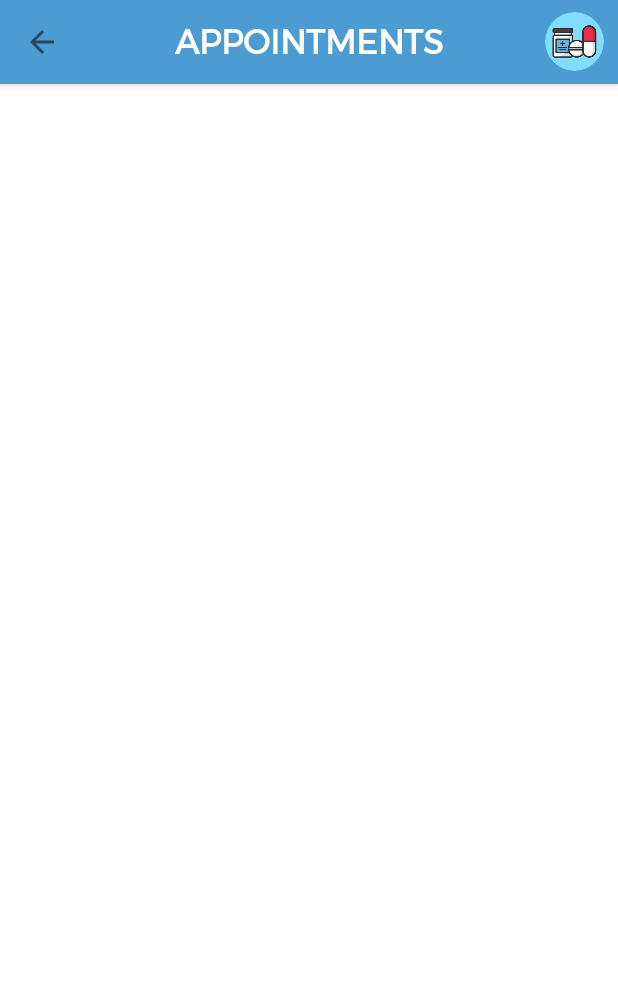
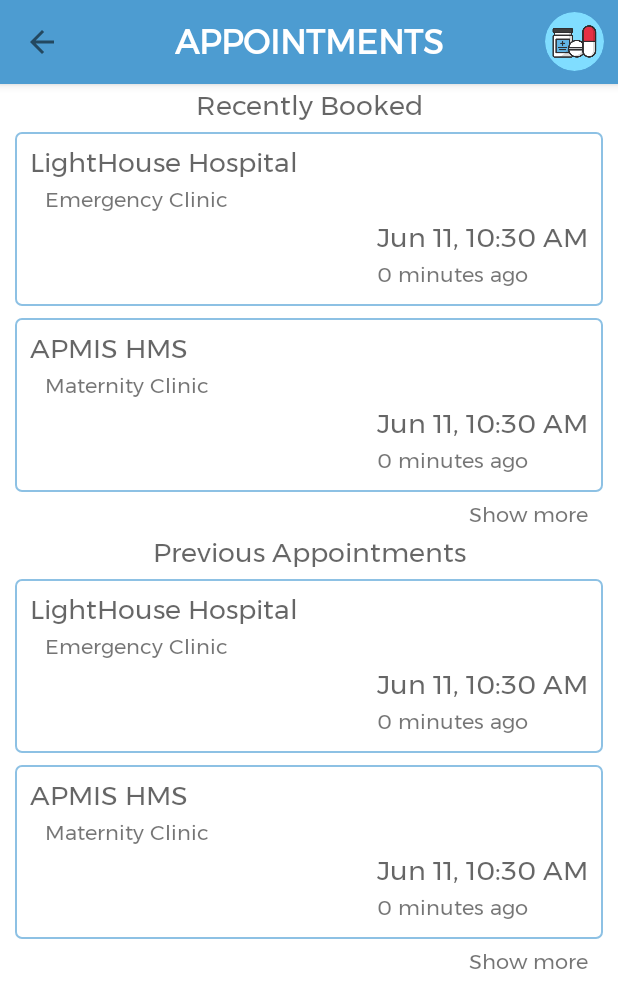
Before and after one commit to APMIS-HMS/cepdroid, an Android app: the fragment AppointmentFragment placed in its activity, on a phone screen of 412 x 824 dp. Shown: the top 1008 px of the screen. Run offline under Robolectric (Android 15) with nearby library versions, the phone set to English and light mode, and no system bars; our stand-ins replace ButterKnife, CircleImageView, Room's generated code, Volley; libraries missing offline, so code that uses them is left out: com.firebase.jobdispatcher.

Commit message:
Appointment list and adapter set up

```diff
--- /dev/null
+++ b/app/src/main/java/ng/apmis/apmismobile/data/database/appointmentModel/Appointments.java
@@ -0,0 +1,51 @@
+package ng.apmis.apmismobile.data.database.appointmentModel;
+
+/**
+ * Created by Thadeus-APMIS on 6/11/2018.
+ */
+
+public class Appointments {
+
+    private String facilityName;
+    private String clinicName;
+    private long appointmentDateTime;
+
+    public Appointments(String facilityName, String clinicName, long appointmentDateTime) {
+        this.facilityName = facilityName;
+        this.clinicName = clinicName;
+        this.appointmentDateTime = appointmentDateTime;
+    }
+
+    public String getFacilityName() {
+        return facilityName;
+    }
+
+    public void setFacilityName(String facilityName) {
+        this.facilityName = facilityName;
+    }
+
+    public String getClinicName() {
+        return clinicName;
+    }
+
+    public void setClinicName(String clinicName) {
+        this.clinicName = clinicName;
+    }
+
+    public long getAppointmentDateTime() {
+        return appointmentDateTime;
+    }
+
+    public void setAppointmentDateTime(long appointmentDateTime) {
+        this.appointmentDateTime = appointmentDateTime;
+    }
+
+    @Override
+    public String toString() {
+        return "Appointments{" +
+                "facilityName='" + facilityName + '\'' +
+                ", clinicName='" + clinicName + '\'' +
+                ", appointmentDateTime=" + appointmentDateTime +
+                '}';
+    }
+}
--- /dev/null
+++ b/app/src/main/java/ng/apmis/apmismobile/ui/dashboard/appointment/AppointmentAdapter.java
@@ -0,0 +1,93 @@
+package ng.apmis.apmismobile.ui.dashboard.appointment;
+
+import android.content.Context;
+import android.support.annotation.NonNull;
+import android.support.v7.widget.RecyclerView;
+import android.text.format.DateUtils;
+import android.view.LayoutInflater;
+import android.view.View;
+import android.view.ViewGroup;
+import android.widget.TextView;
+
+import java.util.ArrayList;
+import java.util.Date;
+
+import ng.apmis.apmismobile.R;
+import ng.apmis.apmismobile.data.database.appointmentModel.Appointments;
+
+import static android.text.format.DateUtils.FORMAT_SHOW_TIME;
+
+/**
+ * Created by Thadeus-APMIS on 6/11/2018.
+ */
+
+public class AppointmentAdapter extends RecyclerView.Adapter<AppointmentAdapter.AppointmentViewHolder> {
+
+    private Context mContext;
+    public ArrayList<Appointments> appointmentList;
+    int num = 1;
+
+    AppointmentAdapter(Context context) {
+        mContext = context;
+        appointmentList = new ArrayList<Appointments>();
+    }
+
+    void setAppointmentList(ArrayList<Appointments> appointmentList) {
+        this.appointmentList = appointmentList;
+        notifyDataSetChanged();
+    }
+
+    void addToAppointmentList (Appointments appointment) {
+        this.appointmentList.add(appointment);
+        notifyDataSetChanged();
+    }
+
+
+    @NonNull
+    @Override
+    public AppointmentViewHolder onCreateViewHolder(@NonNull ViewGroup parent, int viewType) {
+        return new AppointmentViewHolder(LayoutInflater.from(mContext).inflate(R.layout.appointment_list_item, parent, false));
+    }
+
+    @Override
+    public void onBindViewHolder(@NonNull AppointmentViewHolder holder, int position) {
+        Appointments currentAppointment = appointmentList.get(position);
+        holder.facilityNameTv.setText(currentAppointment.getFacilityName());
+        holder.clinicNameTv.setText(currentAppointment.getClinicName());
+        holder.appointmentDateTv.setText(DateUtils.getRelativeDateTimeString(mContext, currentAppointment.getAppointmentDateTime(),0,0, FORMAT_SHOW_TIME));
+        holder.appointmentTimeTv.setText(DateUtils.getRelativeTimeSpanString(currentAppointment.getAppointmentDateTime()));
+
+    }
+
+    @Override
+    public int getItemViewType(int position) {
+        if (appointmentList.get(position).getAppointmentDateTime() == new Date().getTime()) {
+            return 0;
+        } else {
+            return 1;
+        }
+    }
+
+    @Override
+    public int getItemCount() {
+        if (num * 2 > appointmentList.size()) {
+            return appointmentList.size();
+        }
+        return num * 2;
+    }
+
+    class AppointmentViewHolder extends RecyclerView.ViewHolder {
+
+        TextView facilityNameTv, clinicNameTv, appointmentDateTv, appointmentTimeTv;
+
+        AppointmentViewHolder(View itemView) {
+            super(itemView);
+
+            facilityNameTv = itemView.findViewById(R.id.facility_name_tv);
+            clinicNameTv = itemView.findViewById(R.id.clinic_name_tv);
+            appointmentDateTv = itemView.findViewById(R.id.appointment_date_tv);
+            appointmentTimeTv = itemView.findViewById(R.id.appointment_time_tv);
+        }
+
+    }
+}
--- a/app/src/main/java/ng/apmis/apmismobile/ui/dashboard/appointment/AppointmentFragment.java
+++ b/app/src/main/java/ng/apmis/apmismobile/ui/dashboard/appointment/AppointmentFragment.java
@@ -4,26 +4,64 @@ import android.os.Bundle;
 import android.support.annotation.NonNull;
 import android.support.annotation.Nullable;
 import android.support.v4.app.Fragment;
+import android.support.v7.widget.LinearLayoutManager;
+import android.support.v7.widget.RecyclerView;
 import android.view.LayoutInflater;
 import android.view.View;
 import android.view.ViewGroup;
+import android.widget.TextView;
+import android.widget.Toast;
+
+import java.util.ArrayList;
+import java.util.Date;
 
 import ng.apmis.apmismobile.R;
+import ng.apmis.apmismobile.data.database.appointmentModel.Appointments;
 import ng.apmis.apmismobile.ui.dashboard.DashboardActivity;
 
 /**
  * Created by Thadeus-APMIS on 6/8/2018.
  */
 
-public class AppointmentFragment extends Fragment {
+public class AppointmentFragment extends Fragment implements View.OnClickListener {
+
+    AppointmentAdapterInteraction appointmentAdapterInteractionListener;
+    AppointmentAdapter appointmentAdapterForRecent;
+    AppointmentAdapter appointmentAdapterForPrevious;
 
     @Nullable
     @Override
     public View onCreateView(@NonNull LayoutInflater inflater, @Nullable ViewGroup container, @Nullable Bundle savedInstanceState) {
         View rootView = inflater.inflate(R.layout.fragment_appointment, container, false);
 
+        assert getActivity() != null;
         ((DashboardActivity)getActivity()).bottomNavVisibility(false);
         ((DashboardActivity)getActivity()).setToolBarTitle("APPOINTMENTS", false);
+        ArrayList<Appointments> appointments = new ArrayList<>();
+        appointments.add(new Appointments("LightHouse Hospital", "Emergency Clinic", new Date().getTime()));
+        appointments.add(new Appointments("APMIS HMS", "Maternity Clinic", new Date().getTime()));
+        appointments.add(new Appointments("Sacred Heart Hospital", "GOP Clinic", new Date().getTime()));
+        appointments.add(new Appointments("Lagoon Hospital", "Maternity Clinic", new Date().getTime()));
+        appointments.add(new Appointments("Mobonike Hospital", "GOP Clinic", new Date().getTime()));
+        appointments.add(new Appointments("Promise Hospital", "Emergency Clinic", new Date().getTime()));
+
+        RecyclerView appointmentBookedRecycler = rootView.findViewById(R.id.recently_booked_recycler);
+        RecyclerView previousAppointmentRecycler = rootView.findViewById(R.id.previous_appointment_recycler);
+        rootView.findViewById(R.id.previous_appointment_more_less).setOnClickListener(this);
+        rootView.findViewById(R.id.recently_booked_more_less).setOnClickListener(this);
+
+        appointmentAdapterForRecent = new AppointmentAdapter(getActivity());
+        appointmentAdapterForPrevious = new AppointmentAdapter(getActivity());
+
+        appointmentBookedRecycler.setLayoutManager(new LinearLayoutManager(getActivity(), LinearLayoutManager.VERTICAL, false));
+        previousAppointmentRecycler.setLayoutManager(new LinearLayoutManager(getActivity(), LinearLayoutManager.VERTICAL, false));
+
+        appointmentBookedRecycler.setAdapter(appointmentAdapterForRecent);
+        previousAppointmentRecycler.setAdapter(appointmentAdapterForPrevious);
+
+        appointmentAdapterForRecent.setAppointmentList(appointments);
+        appointmentAdapterForPrevious.setAppointmentList(appointments);
+
 
         return rootView;
     }
@@ -31,7 +69,35 @@ public class AppointmentFragment extends Fragment {
     @Override
     public void onPause() {
         super.onPause();
+        assert getActivity() != null;
         ((DashboardActivity)getActivity()).bottomNavVisibility(true);
     }
 
+    @Override
+    public void onClick(View v) {
+        switch (v.getId()) {
+            case R.id.recently_booked_more_less:
+                Toast.makeText(getActivity(), "recently booked", Toast.LENGTH_SHORT).show();
+                if ((appointmentAdapterForRecent.num *2) < appointmentAdapterForRecent.appointmentList.size()) {
+                    appointmentAdapterForRecent.num = appointmentAdapterForRecent.appointmentList.size();
+                } else {
+                    appointmentAdapterForRecent.num = appointmentAdapterForRecent.num * 2;
+                }
+                break;
+            case R.id.previous_appointment_more_less:
+                Toast.makeText(getActivity(), "previously booked", Toast.LENGTH_SHORT).show();
+                if ((appointmentAdapterForPrevious.num *2) < appointmentAdapterForPrevious.appointmentList.size()) {
+                    appointmentAdapterForPrevious.num = appointmentAdapterForPrevious.appointmentList.size();
+                } else {
+                    appointmentAdapterForPrevious.num = appointmentAdapterForPrevious.num * 2;
+                }
+                break;
+        }
+    }
+
+    interface AppointmentAdapterInteraction {
+        void showMore (View view);
+        void showLess (View view);
+    }
+
 }
--- /dev/null
+++ b/app/src/main/res/layout/appointment_list_item.xml
@@ -0,0 +1,44 @@
+<?xml version="1.0" encoding="utf-8"?>
+<RelativeLayout xmlns:android="http://schemas.android.com/apk/res/android"
+    android:layout_width="match_parent" android:layout_height="120dp"
+    android:background="@drawable/edittext_background"
+    android:padding="10dp"
+    android:layout_marginBottom="4dp"
+    android:layout_marginRight="10dp"
+    android:layout_marginLeft="10dp">
+
+    <TextView
+        android:id="@+id/facility_name_tv"
+        android:layout_width="wrap_content"
+        android:layout_height="wrap_content"
+        android:text="@string/facility_name"
+        android:textAppearance="@style/TextAppearance.AppCompat.Medium"/>
+
+    <TextView
+        android:id="@+id/clinic_name_tv"
+        android:layout_width="wrap_content"
+        android:layout_height="wrap_content"
+        android:text="@string/clinic_name"
+        android:layout_below="@+id/facility_name_tv"
+        android:layout_marginLeft="10dp"/>
+
+    <TextView
+        android:id="@+id/appointment_date_tv"
+        android:layout_width="wrap_content"
+        android:layout_height="wrap_content"
+        android:text="@string/appointment_date"
+        android:layout_above="@+id/appointment_time_tv"
+        android:layout_alignParentEnd="true"
+        android:layout_alignParentRight="true"
+        android:textAppearance="@style/TextAppearance.AppCompat.Medium"/>
+
+    <TextView
+        android:id="@+id/appointment_time_tv"
+        android:layout_width="wrap_content"
+        android:layout_height="wrap_content"
+        android:text="@string/appointment_time"
+        android:layout_alignParentBottom="true"
+        android:layout_alignStart="@id/appointment_date_tv"
+        android:layout_alignLeft="@id/appointment_date_tv" />
+
+</RelativeLayout>
--- a/app/src/main/res/layout/fragment_appointment.xml
+++ b/app/src/main/res/layout/fragment_appointment.xml
@@ -3,12 +3,53 @@
     android:layout_width="match_parent" android:layout_height="match_parent"
     android:background="#fff">
 
-    <ListView
+    <TextView
+        android:text="@string/recently_booked"
         android:layout_width="match_parent"
-        android:layout_height="wrap_content" />
+        android:layout_height="wrap_content"
+        android:gravity="center"
+        android:textAppearance="@style/TextAppearance.AppCompat.Medium"
+        android:id="@+id/recently_booked_header"/>
 
-    <ListView
+    <android.support.v7.widget.RecyclerView
+        android:id="@+id/recently_booked_recycler"
         android:layout_width="match_parent"
-        android:layout_height="wrap_content" />
+        android:layout_height="wrap_content"
+        android:layout_below="@+id/recently_booked_header"/>
+
+    <TextView
+        android:id="@+id/recently_booked_more_less"
+        android:layout_width="wrap_content"
+        android:layout_height="wrap_content"
+        android:text="@string/more"
+        android:layout_alignEnd="@id/recently_booked_recycler"
+        android:layout_alignRight="@id/recently_booked_recycler"
+        android:layout_below="@id/recently_booked_recycler"
+        android:paddingRight="20dp"/>
+
+    <TextView
+        android:text="@string/previous_appointments"
+        android:layout_width="match_parent"
+        android:layout_height="wrap_content"
+        android:gravity="center"
+        android:textAppearance="@style/TextAppearance.AppCompat.Medium"
+        android:id="@+id/previous_appointment_header"
+        android:layout_below="@id/recently_booked_more_less"/>
+
+    <android.support.v7.widget.RecyclerView
+        android:id="@+id/previous_appointment_recycler"
+        android:layout_width="match_parent"
+        android:layout_height="wrap_content"
+        android:layout_below="@+id/previous_appointment_header"/>
+
+    <TextView
+        android:id="@+id/previous_appointment_more_less"
+        android:layout_width="wrap_content"
+        android:layout_height="wrap_content"
+        android:text="@string/more"
+        android:layout_alignEnd="@id/previous_appointment_recycler"
+        android:layout_alignRight="@id/previous_appointment_recycler"
+        android:layout_below="@id/previous_appointment_recycler"
+        android:paddingRight="20dp"/>
 
 </RelativeLayout>
--- a/app/src/main/res/values/strings.xml
+++ b/app/src/main/res/values/strings.xml
@@ -135,6 +135,13 @@
     <string name="user_image">User Image</string>
     <string name="write_message">Write a message...</string>
     <string name="send_button">send button</string>
+    <string name="facility_name">Light Hospital</string>
+    <string name="clinic_name">Emergency Clinic</string>
+    <string name="appointment_date">January 30</string>
+    <string name="appointment_time">10:00am - 11:30am</string>
+    <string name="recently_booked">Recently Booked</string>
+    <string name="previous_appointments">Previous Appointments</string>
+    <string name="more">Show more</string>
 
     <string-array name="select">
         <item>@string/loading</item>
```
